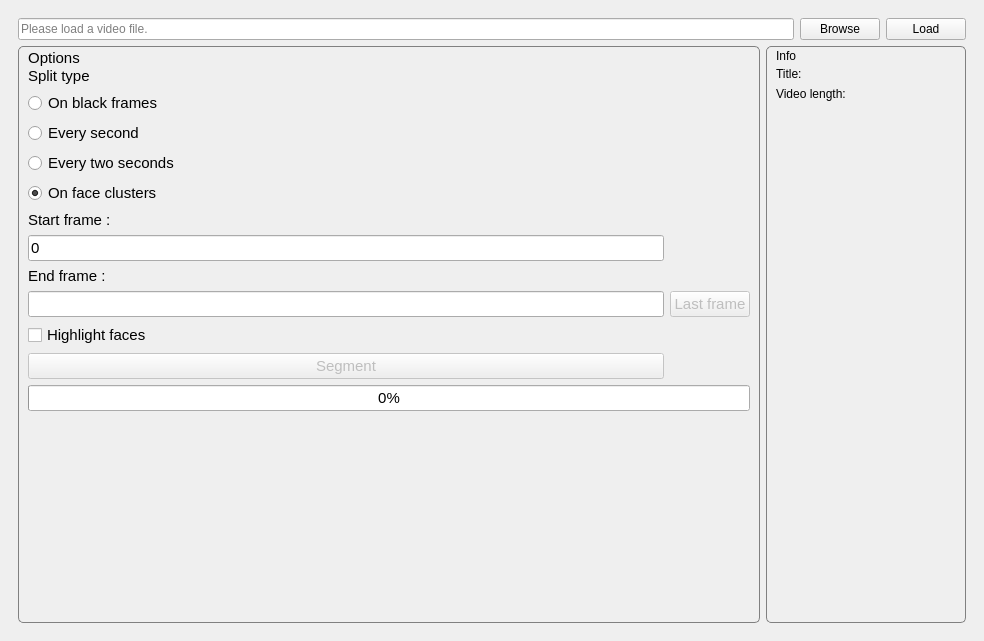
First picture: the form in segmenter/gui.ui, repository animeshsahay/icl_video_segmentation, before the edit.
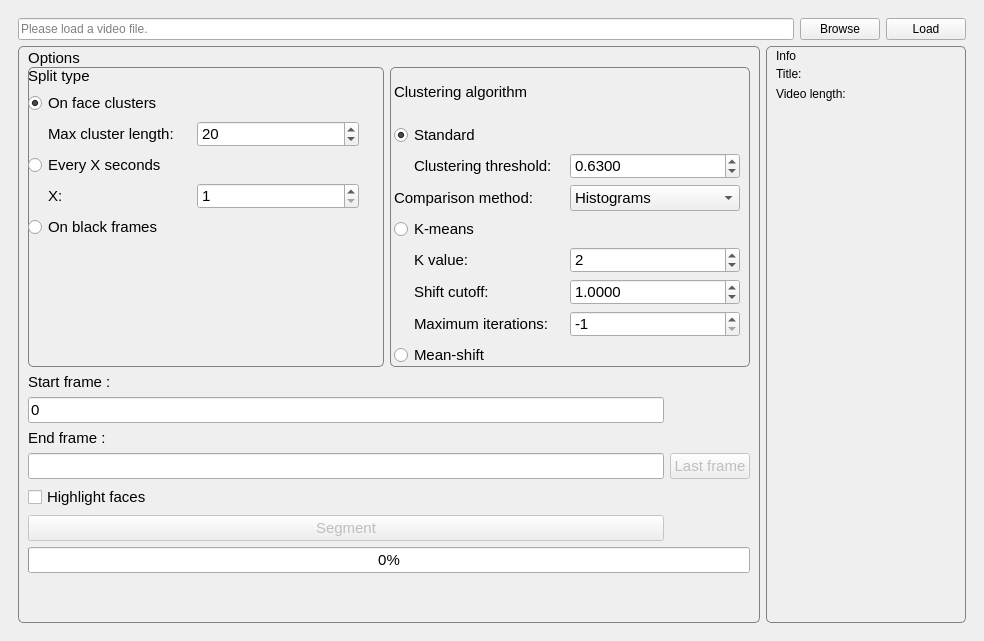
Second picture: the form after the edit. Custom widgets are drawn as their Qt base class.

Commit message: Updated GUI, linked all but one widget

Diff of the .ui file:
```diff
--- a/segmenter/gui.ui
+++ b/segmenter/gui.ui
@@ -143,24 +143,7 @@
                <property name="topMargin">
                 <number>20</number>
                </property>
-               <item row="6" column="0">
-                <widget class="QRadioButton" name="everySecondOption">
-                 <property name="text">
-                  <string>Every second</string>
-                 </property>
-                </widget>
-               </item>
-               <item row="7" column="0">
-                <widget class="QRadioButton" name="everyTwoSecondsOption">
-                 <property name="text">
-                  <string>Every two seconds</string>
-                 </property>
-                 <property name="checked">
-                  <bool>false</bool>
-                 </property>
-                </widget>
-               </item>
-               <item row="10" column="0">
+               <item row="12" column="0">
                 <widget class="QLineEdit" name="startFrame">
                  <property name="cursor">
                   <cursorShape>IBeamCursor</cursorShape>
@@ -170,7 +153,7 @@
                  </property>
                 </widget>
                </item>
-               <item row="15" column="0" colspan="2">
+               <item row="17" column="0" colspan="2">
                 <widget class="QProgressBar" name="segProgress">
                  <property name="maximum">
                   <number>100</number>
@@ -180,7 +163,7 @@
                  </property>
                 </widget>
                </item>
-               <item row="14" column="0">
+               <item row="16" column="0">
                 <widget class="QPushButton" name="segmentButton">
                  <property name="enabled">
                   <bool>false</bool>
@@ -190,21 +173,21 @@
                  </property>
                 </widget>
                </item>
-               <item row="16" column="0" colspan="2">
+               <item row="18" column="0" colspan="2">
                 <widget class="QLabel" name="barState">
                  <property name="text">
                   <string/>
                  </property>
                 </widget>
                </item>
-               <item row="13" column="0" colspan="2">
+               <item row="15" column="0" colspan="2">
                 <widget class="QCheckBox" name="highlightFacesOption">
                  <property name="text">
                   <string>Highlight faces</string>
                  </property>
                 </widget>
                </item>
-               <item row="12" column="1">
+               <item row="14" column="1">
                 <widget class="QPushButton" name="lastFrameButton">
                  <property name="enabled">
                   <bool>false</bool>
@@ -217,42 +200,28 @@
                  </property>
                 </widget>
                </item>
-               <item row="9" column="0">
+               <item row="11" column="0">
                 <widget class="QLabel" name="label_2">
                  <property name="text">
                   <string>Start frame : </string>
                  </property>
                 </widget>
                </item>
-               <item row="1" column="0" colspan="2">
-                <widget class="QRadioButton" name="blackFramesOption">
-                 <property name="text">
-                  <string>On black frames</string>
-                 </property>
-                </widget>
-               </item>
-               <item row="0" column="0">
-                <widget class="QLabel" name="label">
-                 <property name="text">
-                  <string>Split type</string>
-                 </property>
-                </widget>
-               </item>
-               <item row="11" column="0">
+               <item row="13" column="0">
                 <widget class="QLabel" name="label_3">
                  <property name="text">
                   <string>End frame : </string>
                  </property>
                 </widget>
                </item>
-               <item row="12" column="0">
+               <item row="14" column="0">
                 <widget class="QLineEdit" name="endFrame">
                  <property name="text">
                   <string/>
                  </property>
                 </widget>
                </item>
-               <item row="17" column="0" colspan="2">
+               <item row="19" column="0" colspan="2">
                 <spacer name="verticalSpacer_3">
                  <property name="orientation">
                   <enum>Qt::Vertical</enum>
@@ -265,15 +234,349 @@
                  </property>
                 </spacer>
                </item>
-               <item row="8" column="0">
-                <widget class="QRadioButton" name="onFaceClustersOption">
-                 <property name="text">
-                  <string>On face clusters</string>
-                 </property>
-                 <property name="checked">
-                  <bool>true</bool>
-                 </property>
-                </widget>
+               <item row="2" column="0" colspan="2">
+                <layout class="QHBoxLayout" name="horizontalLayout">
+                 <item>
+                  <layout class="QVBoxLayout" name="verticalLayout_3">
+                   <item>
+                    <widget class="QGroupBox" name="groupBox_3">
+                     <property name="sizePolicy">
+                      <sizepolicy hsizetype="Expanding" vsizetype="Expanding">
+                       <horstretch>0</horstretch>
+                       <verstretch>0</verstretch>
+                      </sizepolicy>
+                     </property>
+                     <property name="minimumSize">
+                      <size>
+                       <width>180</width>
+                       <height>0</height>
+                      </size>
+                     </property>
+                     <widget class="QWidget" name="verticalLayoutWidget_4">
+                      <property name="geometry">
+                       <rect>
+                        <x>0</x>
+                        <y>0</y>
+                        <width>331</width>
+                        <height>291</height>
+                       </rect>
+                      </property>
+                      <layout class="QVBoxLayout" name="verticalLayout_6">
+                       <item>
+                        <widget class="QLabel" name="label">
+                         <property name="text">
+                          <string>Split type</string>
+                         </property>
+                        </widget>
+                       </item>
+                       <item>
+                        <widget class="QRadioButton" name="onFaceClustersOption">
+                         <property name="text">
+                          <string>On face clusters</string>
+                         </property>
+                         <property name="checked">
+                          <bool>true</bool>
+                         </property>
+                        </widget>
+                       </item>
+                       <item>
+                        <layout class="QHBoxLayout" name="horizontalLayout_8">
+                         <item>
+                          <widget class="QLabel" name="label_11">
+                           <property name="text">
+                            <string>Max cluster length:</string>
+                           </property>
+                           <property name="indent">
+                            <number>20</number>
+                           </property>
+                          </widget>
+                         </item>
+                         <item>
+                          <widget class="QSpinBox" name="clusterLength">
+                           <property name="minimum">
+                            <number>1</number>
+                           </property>
+                           <property name="maximum">
+                            <number>1000000</number>
+                           </property>
+                           <property name="value">
+                            <number>20</number>
+                           </property>
+                          </widget>
+                         </item>
+                        </layout>
+                       </item>
+                       <item>
+                        <widget class="QRadioButton" name="everyXSecondsOption">
+                         <property name="text">
+                          <string>Every X seconds</string>
+                         </property>
+                        </widget>
+                       </item>
+                       <item>
+                        <layout class="QHBoxLayout" name="horizontalLayout_7">
+                         <item>
+                          <widget class="QLabel" name="label_10">
+                           <property name="text">
+                            <string>X:</string>
+                           </property>
+                           <property name="indent">
+                            <number>20</number>
+                           </property>
+                          </widget>
+                         </item>
+                         <item>
+                          <widget class="QSpinBox" name="xSecs">
+                           <property name="minimum">
+                            <number>1</number>
+                           </property>
+                           <property name="maximum">
+                            <number>999999999</number>
+                           </property>
+                           <property name="value">
+                            <number>1</number>
+                           </property>
+                          </widget>
+                         </item>
+                        </layout>
+                       </item>
+                       <item>
+                        <widget class="QRadioButton" name="blackFramesOption">
+                         <property name="text">
+                          <string>On black frames</string>
+                         </property>
+                        </widget>
+                       </item>
+                       <item>
+                        <spacer name="verticalSpacer_4">
+                         <property name="orientation">
+                          <enum>Qt::Vertical</enum>
+                         </property>
+                         <property name="sizeHint" stdset="0">
+                          <size>
+                           <width>20</width>
+                           <height>40</height>
+                          </size>
+                         </property>
+                        </spacer>
+                       </item>
+                      </layout>
+                     </widget>
+                    </widget>
+                   </item>
+                  </layout>
+                 </item>
+                 <item>
+                  <widget class="QGroupBox" name="groupBox_4">
+                   <property name="sizePolicy">
+                    <sizepolicy hsizetype="Expanding" vsizetype="Expanding">
+                     <horstretch>0</horstretch>
+                     <verstretch>0</verstretch>
+                    </sizepolicy>
+                   </property>
+                   <property name="minimumSize">
+                    <size>
+                     <width>360</width>
+                     <height>300</height>
+                    </size>
+                   </property>
+                   <widget class="QWidget" name="verticalLayoutWidget_3">
+                    <property name="geometry">
+                     <rect>
+                      <x>-1</x>
+                      <y>-1</y>
+                      <width>351</width>
+                      <height>301</height>
+                     </rect>
+                    </property>
+                    <layout class="QVBoxLayout" name="verticalLayout_5">
+                     <property name="leftMargin">
+                      <number>5</number>
+                     </property>
+                     <item>
+                      <widget class="QLabel" name="label_4">
+                       <property name="text">
+                        <string>Clustering algorithm</string>
+                       </property>
+                      </widget>
+                     </item>
+                     <item>
+                      <widget class="QRadioButton" name="clusterStandard">
+                       <property name="text">
+                        <string>Standard</string>
+                       </property>
+                       <property name="checked">
+                        <bool>true</bool>
+                       </property>
+                      </widget>
+                     </item>
+                     <item>
+                      <layout class="QHBoxLayout" name="horizontalLayout_2">
+                       <item>
+                        <widget class="QLabel" name="label_5">
+                         <property name="frameShape">
+                          <enum>QFrame::NoFrame</enum>
+                         </property>
+                         <property name="text">
+                          <string>Clustering threshold:</string>
+                         </property>
+                         <property name="alignment">
+                          <set>Qt::AlignLeading|Qt::AlignLeft|Qt::AlignVCenter</set>
+                         </property>
+                         <property name="indent">
+                          <number>20</number>
+                         </property>
+                        </widget>
+                       </item>
+                       <item>
+                        <widget class="QDoubleSpinBox" name="clusterThreshold">
+                         <property name="decimals">
+                          <number>4</number>
+                         </property>
+                         <property name="maximum">
+                          <double>1.000000000000000</double>
+                         </property>
+                         <property name="singleStep">
+                          <double>0.010000000000000</double>
+                         </property>
+                         <property name="value">
+                          <double>0.630000000000000</double>
+                         </property>
+                        </widget>
+                       </item>
+                      </layout>
+                     </item>
+                     <item>
+                      <layout class="QHBoxLayout" name="horizontalLayout_6">
+                       <item>
+                        <widget class="QLabel" name="label_9">
+                         <property name="text">
+                          <string>Comparison method:</string>
+                         </property>
+                        </widget>
+                       </item>
+                       <item>
+                        <widget class="QComboBox" name="comparisonCombo">
+                         <item>
+                          <property name="text">
+                           <string>Histograms</string>
+                          </property>
+                         </item>
+                         <item>
+                          <property name="text">
+                           <string>PCA</string>
+                          </property>
+                         </item>
+                        </widget>
+                       </item>
+                      </layout>
+                     </item>
+                     <item>
+                      <widget class="QRadioButton" name="clusterKMeans">
+                       <property name="text">
+                        <string>K-means</string>
+                       </property>
+                      </widget>
+                     </item>
+                     <item>
+                      <layout class="QHBoxLayout" name="horizontalLayout_3">
+                       <item>
+                        <widget class="QLabel" name="label_6">
+                         <property name="text">
+                          <string>K value:</string>
+                         </property>
+                         <property name="indent">
+                          <number>20</number>
+                         </property>
+                        </widget>
+                       </item>
+                       <item>
+                        <widget class="QSpinBox" name="kValue">
+                         <property name="minimum">
+                          <number>1</number>
+                         </property>
+                         <property name="maximum">
+                          <number>99999999</number>
+                         </property>
+                         <property name="singleStep">
+                          <number>1</number>
+                         </property>
+                         <property name="value">
+                          <number>2</number>
+                         </property>
+                        </widget>
+                       </item>
+                      </layout>
+                     </item>
+                     <item>
+                      <layout class="QHBoxLayout" name="horizontalLayout_4">
+                       <item>
+                        <widget class="QLabel" name="label_7">
+                         <property name="text">
+                          <string>Shift cutoff:</string>
+                         </property>
+                         <property name="indent">
+                          <number>20</number>
+                         </property>
+                        </widget>
+                       </item>
+                       <item>
+                        <widget class="QDoubleSpinBox" name="shiftCutoff">
+                         <property name="decimals">
+                          <number>4</number>
+                         </property>
+                         <property name="maximum">
+                          <double>100000.000000000000000</double>
+                         </property>
+                         <property name="singleStep">
+                          <double>0.500000000000000</double>
+                         </property>
+                         <property name="value">
+                          <double>1.000000000000000</double>
+                         </property>
+                        </widget>
+                       </item>
+                      </layout>
+                     </item>
+                     <item>
+                      <layout class="QHBoxLayout" name="horizontalLayout_5">
+                       <item>
+                        <widget class="QLabel" name="label_8">
+                         <property name="text">
+                          <string>Maximum iterations:</string>
+                         </property>
+                         <property name="indent">
+                          <number>20</number>
+                         </property>
+                        </widget>
+                       </item>
+                       <item>
+                        <widget class="QSpinBox" name="maxIters">
+                         <property name="minimum">
+                          <number>-1</number>
+                         </property>
+                         <property name="maximum">
+                          <number>999999999</number>
+                         </property>
+                         <property name="value">
+                          <number>-1</number>
+                         </property>
+                        </widget>
+                       </item>
+                      </layout>
+                     </item>
+                     <item>
+                      <widget class="QRadioButton" name="clusterMeanShift">
+                       <property name="text">
+                        <string>Mean-shift</string>
+                       </property>
+                      </widget>
+                     </item>
+                    </layout>
+                   </widget>
+                  </widget>
+                 </item>
+                </layout>
                </item>
               </layout>
              </widget>
```
Left out of the diff: 53 changed lines with no effect on the pictures. The commit also changes 5 other files.
